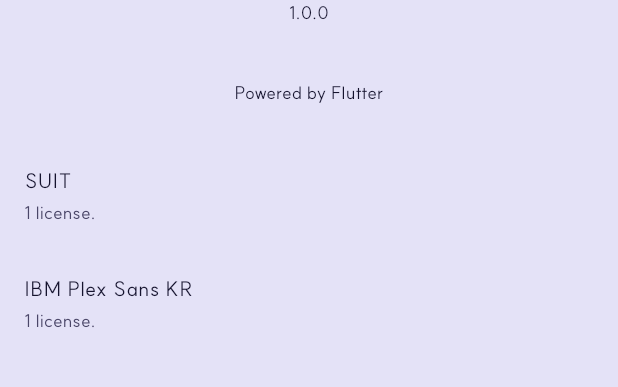
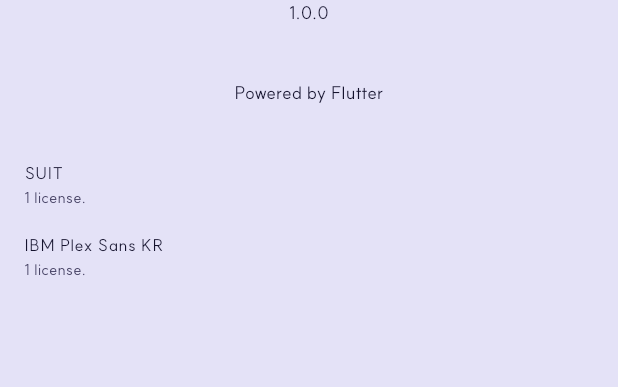
Before and after one commit to shlete/Oppop, a Flutter app: the SettingsScreen screen opened directly, after a tap on "오픈소스 라이선스", on a phone screen of 412 x 824 dp, the part 164-551 px from its top. Run offline on Flutter 3.47's test engine with Material 3 defaults, Android fonts, the phone set to English and light mode, and no system bars; our stand-ins replace flutter_riverpod, google_mobile_ads, share_plus, shared_preferences, web; missing offline and left inert: dart:js_interop, gal; accounts and stored records are empty; network calls fail; Roboto replaces fonts that are missing (IBMPlexSansKR); project files that could hold a hidden picture were left out.

Commit message:
설정: 라이선스 목록 줄 간격도 줄여 스크롤을 줄임
Co-Authored-By: Claude Opus 5.5 (1M context) <noreply@anthropic.com>
Claude-Session: https://claude.ai/code/session_01FsZtawRLD1deWrySo6vrEK

```diff
--- a/lib/features/settings/settings_screen.dart
+++ b/lib/features/settings/settings_screen.dart
@@ -107,7 +107,7 @@ class SettingsScreen extends ConsumerWidget {
   }
 }
 
-/// 라이선스 목록은 길어서 이 화면만 글자를 조금 작게 보여준다.
+/// 라이선스 목록은 길어서 이 화면만 글자와 줄 간격을 줄여 스크롤을 줄인다.
 class _Licenses extends StatelessWidget {
   const _Licenses();
 
@@ -118,9 +118,18 @@ class _Licenses extends StatelessWidget {
       data: media.copyWith(
         textScaler: TextScaler.linear(media.textScaler.scale(1) * 0.85),
       ),
-      child: const LicensePage(
-        applicationName: '오늘의 뽑기',
-        applicationVersion: appVersion,
+      child: Theme(
+        data: Theme.of(context).copyWith(
+          visualDensity: const VisualDensity(vertical: -4),
+          listTileTheme: const ListTileThemeData(
+            dense: true,
+            minVerticalPadding: 2,
+          ),
+        ),
+        child: const LicensePage(
+          applicationName: '오늘의 뽑기',
+          applicationVersion: appVersion,
+        ),
       ),
     );
   }
```
